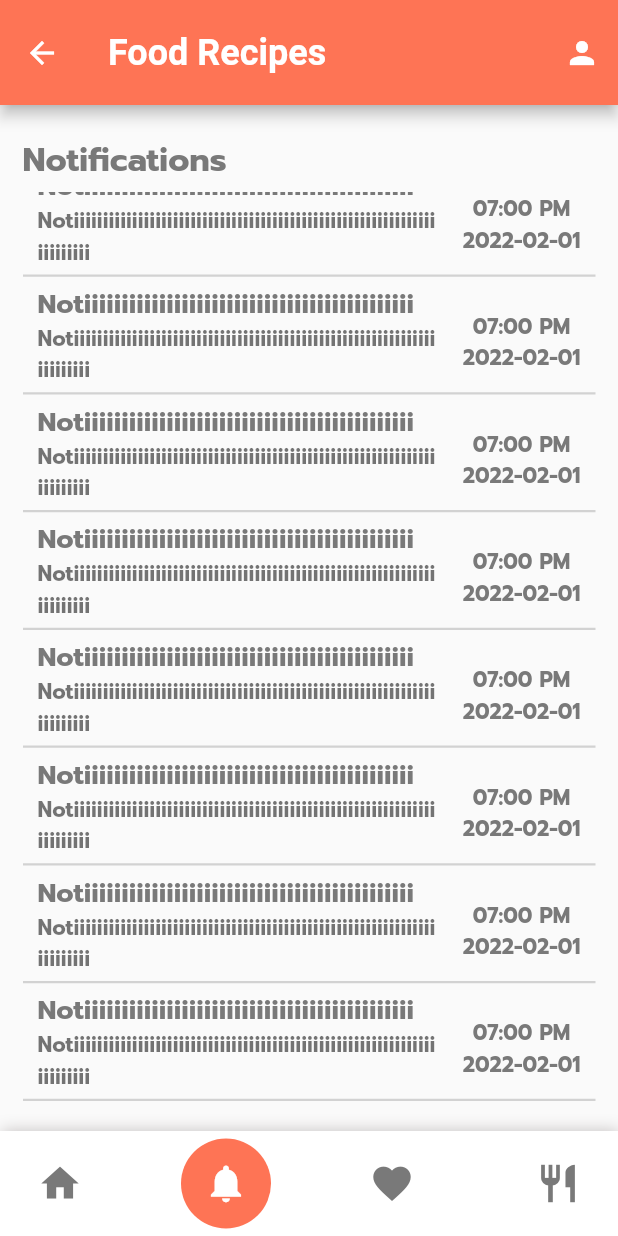
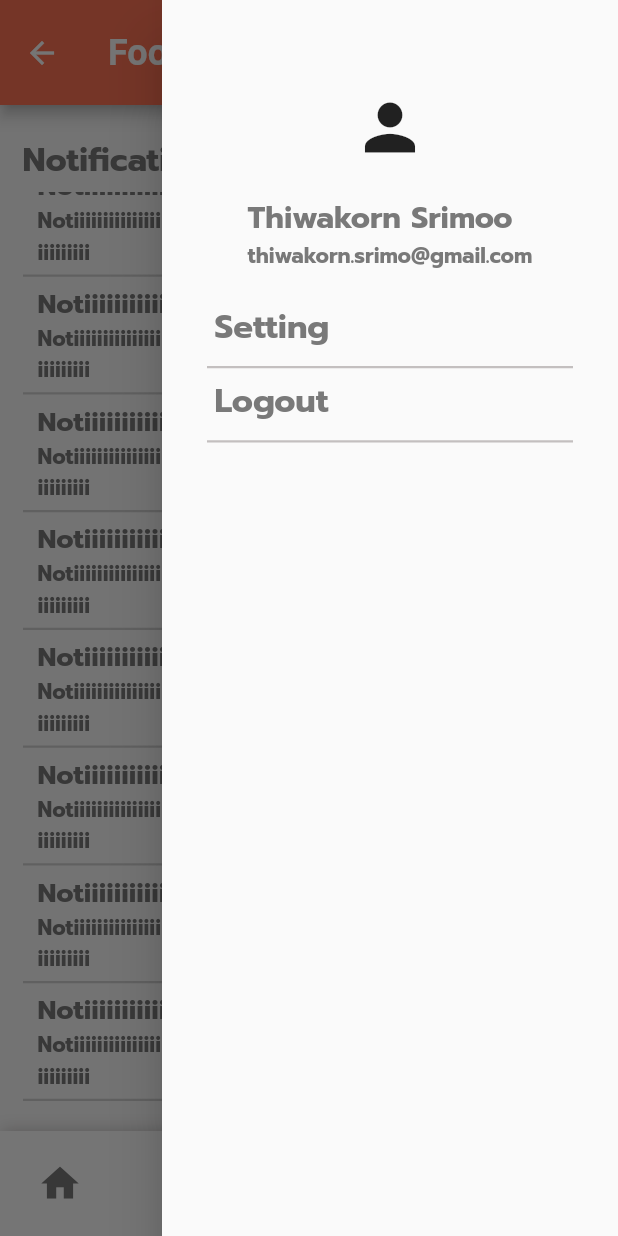
Before and after one commit to khwoat/food_recipes_app_flutter, a Flutter app: the HomePage screen opened by its route, item 2 of the bottom bar chosen, scrolled down 179 dp, after a tap on the "person" icon, on a phone screen of 412 x 824 dp. Run offline on Flutter 3.47's test engine with Material 2 defaults, Android fonts, the phone set to English and light mode, and no system bars; our stand-ins replace bloc, equatable, flutter_bloc; Roboto replaces fonts that are missing (Forte).

Commit message:
Add setting and logot button in drawer

```diff
--- a/lib/constants/button_style.dart
+++ b/lib/constants/button_style.dart
@@ -10,7 +10,7 @@ class AppButtonStyle {
 
   static final ButtonStyle BASIC_BUTTON = ButtonStyle(
     padding: const MaterialStatePropertyAll(EdgeInsets.all(10)),
-    textStyle: const MaterialStatePropertyAll(AppTextStyle.F24_BOLD),
+    textStyle: MaterialStatePropertyAll(AppTextStyle.F24_BOLD),
     shape: MaterialStatePropertyAll(
       RoundedRectangleBorder(
         borderRadius: BorderRadius.circular(20),
--- a/lib/constants/text_style.dart
+++ b/lib/constants/text_style.dart
@@ -1,52 +1,57 @@
-// ignore_for_file: constant_identifier_names
+// ignore_for_file: constant_identifier_names, non_constant_identifier_names
 
 import 'package:flutter/material.dart';
+import 'package:food_recipes_flutter/constants/colors.dart';
 
 class AppTextStyle {
   AppTextStyle._();
 
-  static const TextStyle F14_NORMAL = TextStyle(
+  static const TextStyle BASIC_FONT = TextStyle(
+    color: AppColors.GREY_DARK,
+  );
+
+  static final TextStyle F14_NORMAL = BASIC_FONT.copyWith(
     fontSize: 14,
   );
 
-  static const TextStyle F18_NORMAL = TextStyle(
+  static final TextStyle F18_NORMAL = BASIC_FONT.copyWith(
     fontSize: 18,
   );
 
-  static const TextStyle F18_BOLD = TextStyle(
+  static final TextStyle F18_BOLD = BASIC_FONT.copyWith(
     fontSize: 18,
     fontWeight: FontWeight.bold,
   );
 
-  static const TextStyle F20_NORMAL = TextStyle(
+  static final TextStyle F20_NORMAL = BASIC_FONT.copyWith(
     fontSize: 20,
   );
 
-  static const TextStyle F20_BOLD = TextStyle(
+  static final TextStyle F20_BOLD = BASIC_FONT.copyWith(
     fontSize: 20,
     fontWeight: FontWeight.bold,
   );
 
-  static const TextStyle F22_NORMAL = TextStyle(
+  static final TextStyle F22_NORMAL = BASIC_FONT.copyWith(
     fontSize: 22,
   );
 
-  static const TextStyle F22_BOLD = TextStyle(
+  static final TextStyle F22_BOLD = BASIC_FONT.copyWith(
     fontSize: 22,
     fontWeight: FontWeight.bold,
   );
 
-  static const TextStyle F24_BOLD = TextStyle(
+  static final TextStyle F24_BOLD = BASIC_FONT.copyWith(
     fontSize: 24,
     fontWeight: FontWeight.bold,
   );
 
-  static const TextStyle F28_BOLD = TextStyle(
+  static final TextStyle F28_BOLD = BASIC_FONT.copyWith(
     fontSize: 28,
     fontWeight: FontWeight.bold,
   );
 
-  static const TextStyle F30_BOLD = TextStyle(
+  static final TextStyle F30_BOLD = BASIC_FONT.copyWith(
     fontSize: 30,
     fontWeight: FontWeight.bold,
   );
--- a/lib/pages/home_page.dart
+++ b/lib/pages/home_page.dart
@@ -34,12 +34,17 @@ class _HomePageState extends State<HomePage> {
           ),
         ),
         actions: [
-          IconButton(
-            onPressed: () {},
-            icon: const Icon(Icons.person),
+          Builder(
+            builder: (context) {
+              return IconButton(
+                onPressed: () => Scaffold.of(context).openEndDrawer(),
+                icon: const Icon(Icons.person),
+              );
+            },
           )
         ],
       ),
+      endDrawer: _getDrawer(context),
       body: Column(
         children: [
           Expanded(
@@ -57,6 +62,73 @@ class _HomePageState extends State<HomePage> {
           _getBottomNavigationBar(context),
         ],
       ),
+    );
+  }
+
+  // End drawer for setting menu
+  Widget _getDrawer(BuildContext context) {
+    return Drawer(
+      child: Padding(
+        padding: const EdgeInsets.only(top: 60, left: 30, right: 30),
+        child: Column(
+          children: [
+            // Image and username
+            const Icon(
+              Icons.person,
+              size: 50,
+            ),
+            const SizedBox(height: 20),
+            Column(
+              crossAxisAlignment: CrossAxisAlignment.start,
+              children: [
+                Text(
+                  "Thiwakorn Srimoo",
+                  style: AppTextStyle.F20_BOLD,
+                ),
+                Text(
+                  "thiwakorn.srimo@gmail.com",
+                  style: AppTextStyle.F14_NORMAL,
+                ),
+              ],
+            ),
+            const SizedBox(height: 15),
+            _getDrawerMenuItem(context, label: "Setting", onTap: () {}),
+            _getDrawerMenuItem(
+              context,
+              label: "Logout",
+              onTap: () =>
+                  Navigator.popAndPushNamed(context, AppRoute.LOGIN_PAGE),
+            ),
+          ],
+        ),
+      ),
+    );
+  }
+
+  // For setting and logout
+  Widget _getDrawerMenuItem(
+    BuildContext context, {
+    required String label,
+    required Function() onTap,
+  }) {
+    return Column(
+      crossAxisAlignment: CrossAxisAlignment.stretch,
+      children: [
+        Padding(
+          padding: const EdgeInsets.only(top: 5, bottom: 10, left: 5),
+          child: InkWell(
+            onTap: onTap,
+            child: Text(
+              label,
+              style: AppTextStyle.F22_BOLD,
+            ),
+          ),
+        ),
+        Container(
+          height: 1.5,
+          color: AppColors.GREY_MED,
+        )
+      ],
     );
   }
 
--- a/lib/pages/notification_page.dart
+++ b/lib/pages/notification_page.dart
@@ -57,7 +57,7 @@ class _NotificationPageState extends State<NotificationPage> {
             maxLines: 1,
             overflow: TextOverflow.ellipsis,
           ),
-          subtitle: const Text(
+          subtitle: Text(
             "Notiiiiiiiiiiiiiiiiiiiiiiiiiiiiiiiiiiiiiiiiiiiiiiiiiiiiiiiiiiiiiiiiiiiiiii",
             style: AppTextStyle.F14_NORMAL,
             maxLines: 2,
```
